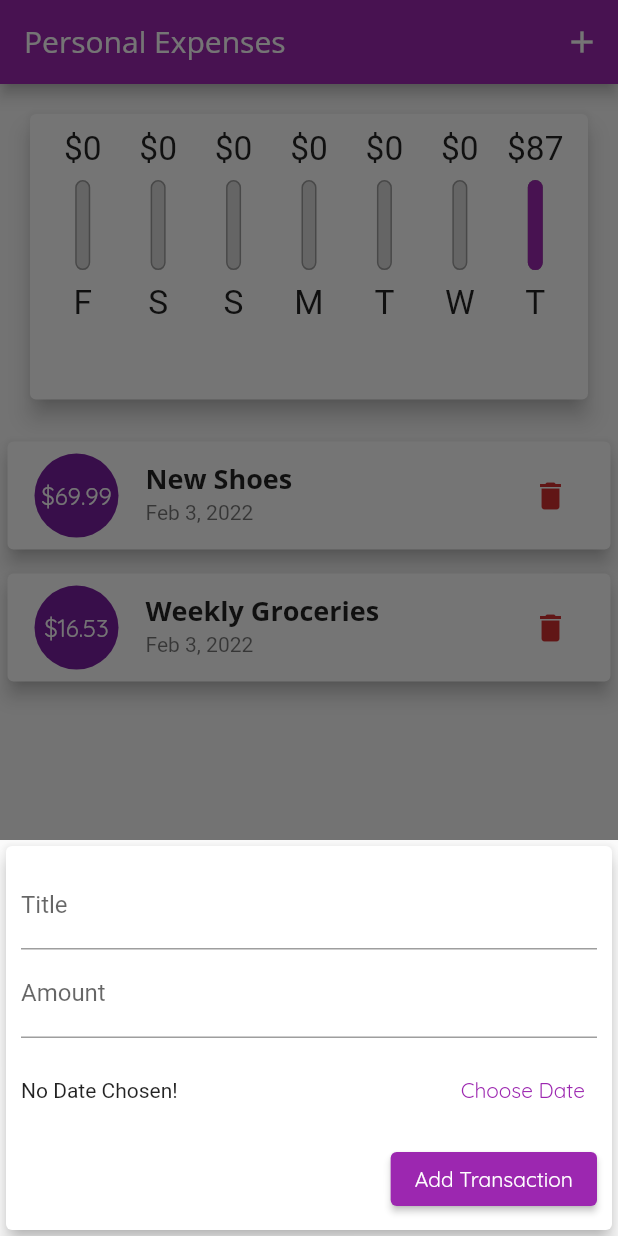
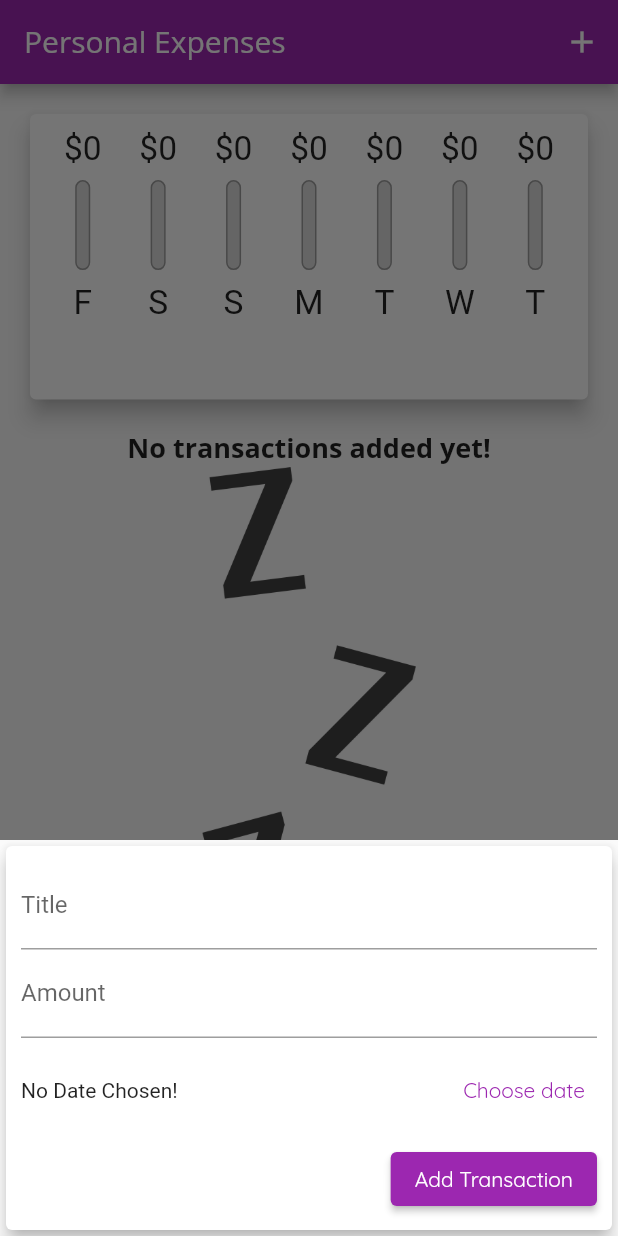
Before and after one commit to LujainSaad/Personal_Expenses_App, a Flutter app: the screen it shows after launch, after a tap on the "add" icon, on a phone screen of 412 x 824 dp. Run offline on Flutter 3.47's test engine with Material 2 defaults, Android fonts, the phone set to English and light mode, and no system bars.

Commit message:
fourth commit

```diff
--- a/lib/main.dart
+++ b/lib/main.dart
@@ -3,6 +3,7 @@ import 'dart:io';
 
 import 'package:flutter/material.dart';
 import 'package:flutter/services.dart';
+import 'package:flutter/cupertino.dart';
 
 import './widgets/new_transactions.dart';
 import './models/transaction.dart';
@@ -53,18 +54,18 @@ class myHomePage extends StatefulWidget{
 class _myHomePageState extends State<myHomePage> {
   @override
 final List<Transaction> _userTransactions =[
-     Transaction(
-      id: 't1',
-      title: 'New Shoes',
-      amount: 69.99,
-      date: DateTime.now(),
-    ),
-    Transaction(
-      id: 't2',
-      title: 'Weekly Groceries',
-      amount: 16.53,
-      date: DateTime.now(),
-    ),
+    //  Transaction(
+    //   id: 't1',
+    //   title: 'New Shoes',
+    //   amount: 69.99,
+    //   date: DateTime.now(),
+    // ),
+    // Transaction(
+    //   id: 't2',
+    //   title: 'Weekly Groceries',
+    //   amount: 16.53,
+    //   date: DateTime.now(),
+    // ),
   ];
 
   List<Transaction> get _recentTransactions{
@@ -108,7 +109,16 @@ final List<Transaction> _userTransactions =[
   Widget build(BuildContext context) {
     final mediaQuery =MediaQuery.of(context);
       final isLandscape =mediaQuery.orientation == Orientation.landscape;
-    final appBar =AppBar(
+    final PreferredSizeWidget appBar = Platform.isIOS? CupertinoNavigationBar(
+      middle: Text('Personal Expenses'),
+      trailing: Row(
+        mainAxisSize: MainAxisSize.min,
+        children:<Widget>[
+        GestureDetector(
+          onTap: ()=> _startAddNewTransaction(context),
+          child: Icon(CupertinoIcons.add))
+          ],),
+    ): AppBar(
         title: Text(
           'Personal Expenses',
         ),
@@ -117,19 +127,20 @@ final List<Transaction> _userTransactions =[
           onPressed: ()=> _startAddNewTransaction(context),
           icon: Icon(Icons.add))
           ],
-      );
+      ) as PreferredSizeWidget;
       final txListWidget = Container(
           height: (mediaQuery.size.height - appBar.preferredSize.height - mediaQuery.padding.top) * 0.7,
           child: TransactionList(_userTransactions,_deletTransaction));
-    return Scaffold(
-      appBar: appBar,
-      body: SingleChildScrollView(
+
+      final pageBody = SafeArea(child: SingleChildScrollView(
       child: Column(
         crossAxisAlignment: CrossAxisAlignment.stretch,
         children: <Widget>[
          if (isLandscape) Row(mainAxisAlignment: MainAxisAlignment.center,
             children: [
-            Text('Show chart',),
+            Text('Show chart',
+            style: Theme.of(context).textTheme.headline6,
+            ),
             Switch.adaptive(
               activeColor: Theme.of(context).accentColor,
               value:  _showChart,
@@ -147,7 +158,14 @@ final List<Transaction> _userTransactions =[
           child: Chart(_recentTransactions))
           :txListWidget
       ],)
-      ),
+      ),);
+    return Platform.isIOS? CupertinoPageScaffold(
+      child: pageBody,
+      navigationBar: appBar as ObstructingPreferredSizeWidget
+      , )
+    : Scaffold(
+      appBar: appBar,
+      body: pageBody,
       floatingActionButtonLocation: FloatingActionButtonLocation.centerFloat,
       floatingActionButton: Platform.isIOS? Container(): FloatingActionButton(
           child: Icon(Icons.add),
--- /dev/null
+++ b/lib/widgets/adaptive_buttons.dart
@@ -0,0 +1,29 @@
+import 'dart:io';
+
+import 'package:flutter/material.dart';
+import 'package:flutter/cupertino.dart';
+
+class AdaptiveButtons extends StatelessWidget {
+  final String text;
+  final VoidCallback handler;
+
+  AdaptiveButtons({
+  required this.text,
+  required this.handler});
+
+  Widget build(BuildContext context) {
+    return Platform.isIOS? CupertinoButton(
+      child: Text(text,
+        style: TextStyle(
+        color: Theme.of(context).primaryColor),
+        ),
+        onPressed: handler,
+      ):TextButton(
+        child: Text(text,
+        style: TextStyle(
+        color: Theme.of(context).primaryColor),
+        ),
+        onPressed: handler,
+        );
+  }
+}
--- a/lib/widgets/new_transactions.dart
+++ b/lib/widgets/new_transactions.dart
@@ -1,5 +1,7 @@
 import 'package:flutter/material.dart';
 import 'package:intl/intl.dart';
+
+import 'package:personal_experience_app/widgets/adaptive_buttons.dart';
 
 
 class NewTransactions extends StatefulWidget {
@@ -79,14 +81,7 @@ class _NewTransactionsState extends State<NewTransactions> {
                             : 'Picked Date: ${DateFormat.yMd().format(_selectedDate!)}',
                       ),
                     ),
-                      TextButton(
-                       child: Text(
-                         'Choose Date',
-                         style: TextStyle(
-                           color: Theme.of(context).primaryColor),
-                         ),
-                       onPressed: _presentDatePicker,
-                     ),
+                      AdaptiveButtons(handler: (_presentDatePicker) , text: 'Choose date',),
                     ],),
                   ),
                   ElevatedButton(
```
